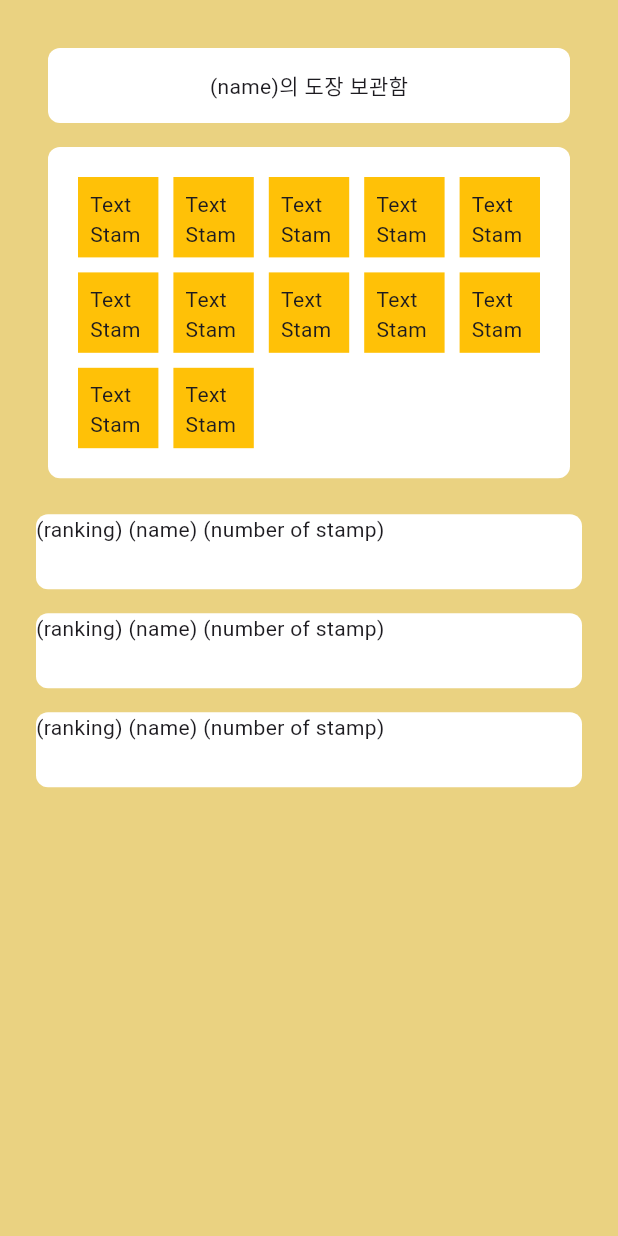
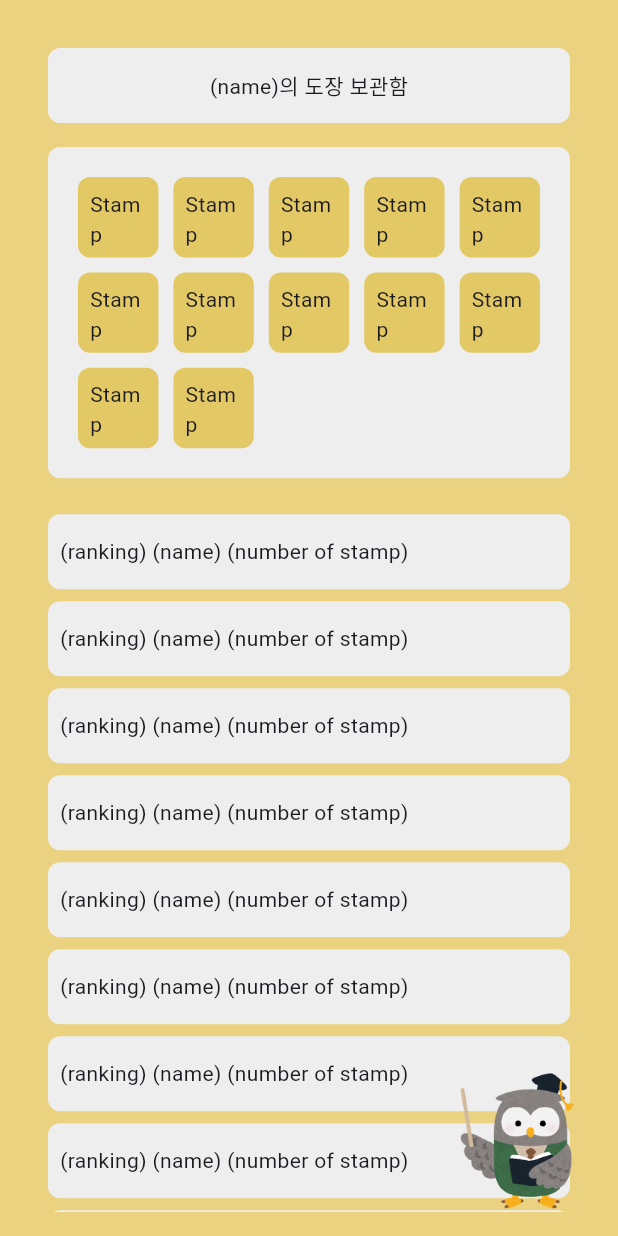
Before and after one commit to Capstone-Project-Basic/capstone, a Flutter app: the StampScreen screen opened directly, on a phone screen of 412 x 824 dp. Run offline on Flutter 3.47's test engine with Material 3 defaults, Android fonts, the phone set to English and light mode, and no system bars; our stand-ins replace modal_progress_hud_nsn; Roboto replaces fonts that are missing (Dongle).

Commit message:
change a little bit style

```diff
--- a/lib/main.dart
+++ b/lib/main.dart
@@ -24,7 +24,7 @@ class PocketTeacher extends StatelessWidget {
         colorScheme: ColorScheme.fromSeed(seedColor: Colors.deepPurple),
         useMaterial3: true,
       ),
-      initialRoute: WelcomeScreen.id,
+      initialRoute: MainScreen.id,
       routes: {
         WelcomeScreen.id: (context) => const WelcomeScreen(),
         LoginScreen.id: (context) => const LoginScreen(),
--- a/lib/screens/stamp_screen.dart
+++ b/lib/screens/stamp_screen.dart
@@ -9,9 +9,64 @@ class StampScreen extends StatefulWidget {
 }
 
 class _StampScreenState extends State<StampScreen> {
+  Future<void> _showMission() async {
+    return showDialog<void>(
+      context: context,
+      barrierDismissible: false,
+      builder: (BuildContext context) {
+        return AlertDialog(
+          titleTextStyle: kMediumText.copyWith(
+            color: Colors.black,
+            fontWeight: FontWeight.w300,
+          ),
+          title: const Text('오늘의 미션'),
+          content: SingleChildScrollView(
+            child: ListBody(
+              children: [
+                Text(
+                  'This is a demo alert dialog',
+                  style: kSmallText.copyWith(
+                      color: Colors.black, fontWeight: FontWeight.w300),
+                ),
+              ],
+            ),
+          ),
+          actions: [
+            TextButton(
+              onPressed: () {
+                Navigator.of(context).pop();
+              },
+              child: Text(
+                'close',
+                style: kSmallText.copyWith(
+                    color: Colors.black, fontWeight: FontWeight.w300),
+              ),
+            )
+          ],
+        );
+      },
+    );
+  }
+
   @override
   Widget build(BuildContext context) {
     return Scaffold(
+      floatingActionButton: FloatingActionButton.large(
+        backgroundColor: Colors.transparent,
+        foregroundColor: Colors.transparent,
+        splashColor: Colors.transparent,
+        focusColor: Colors.transparent,
+        hoverColor: Colors.transparent,
+        focusElevation: 0,
+        hoverElevation: 0,
+        highlightElevation: 0,
+        disabledElevation: 0,
+        elevation: 0,
+        onPressed: () => _showMission(),
+        child: const Image(
+          image: AssetImage('assets/images/teacher.png'),
+        ),
+      ),
       backgroundColor: children_light,
       body: Padding(
         padding: const EdgeInsets.all(16.0),
@@ -25,7 +80,7 @@ class _StampScreenState extends State<StampScreen> {
               child: Container(
                 decoration: BoxDecoration(
                   borderRadius: BorderRadius.circular(8.0),
-                  color: Colors.white,
+                  color: Colors.grey.shade200,
                 ),
                 child: GridView.count(
                   primary: false,
@@ -55,6 +110,14 @@ class _StampScreenState extends State<StampScreen> {
             const NameCard(),
             const NameCard(),
             const NameCard(),
+            const NameCard(),
+            const NameCard(),
+            const NameCard(),
+            const NameCard(),
+            const NameCard(),
+            const NameCard(),
+            const NameCard(),
+            const NameCard(),
             Container(
               width: 30,
             )
@@ -73,9 +136,12 @@ class Stamp extends StatelessWidget {
   @override
   Widget build(BuildContext context) {
     return Container(
+      decoration: BoxDecoration(
+        color: children,
+        borderRadius: BorderRadius.circular(8.0),
+      ),
       padding: const EdgeInsets.all(8.0),
-      color: Colors.amber,
-      child: const Text('Text Stamp'),
+      child: const Text('Stamp'),
     );
   }
 }
@@ -99,7 +165,7 @@ class TitleCard extends StatelessWidget {
       child: Container(
         height: 50,
         decoration: BoxDecoration(
-          color: Colors.white,
+          color: Colors.grey.shade200,
           borderRadius: BorderRadius.circular(8),
         ),
         child: Center(child: Text(title)),
@@ -116,14 +182,23 @@ class NameCard extends StatelessWidget {
   @override
   Widget build(BuildContext context) {
     return Padding(
-      padding: const EdgeInsets.all(8.0),
+      padding: const EdgeInsets.only(left: 16.0, right: 16.0, top: 8.0),
       child: Container(
         height: 50,
         decoration: BoxDecoration(
-          color: Colors.white,
+          color: Colors.grey.shade200,
           borderRadius: BorderRadius.circular(8),
         ),
-        child: const Text('(ranking) (name) (number of stamp)'),
+        child: const Column(
+          mainAxisAlignment: MainAxisAlignment.center,
+          crossAxisAlignment: CrossAxisAlignment.start,
+          children: [
+            Padding(
+              padding: EdgeInsets.all(8.0),
+              child: Text('(ranking) (name) (number of stamp)'),
+            ),
+          ],
+        ),
       ),
     );
   }
```
Also changed, not shown: lib/components/my_alert_dialog.dart (added, +28 -0 lines), lib/constants.dart (+4 -8 lines), lib/screens/welcome/login_screen.dart (+31 -0 lines), lib/screens/welcome/registration_screen.dart (+1 -27 lines), assets/images/teacher.png (added).
